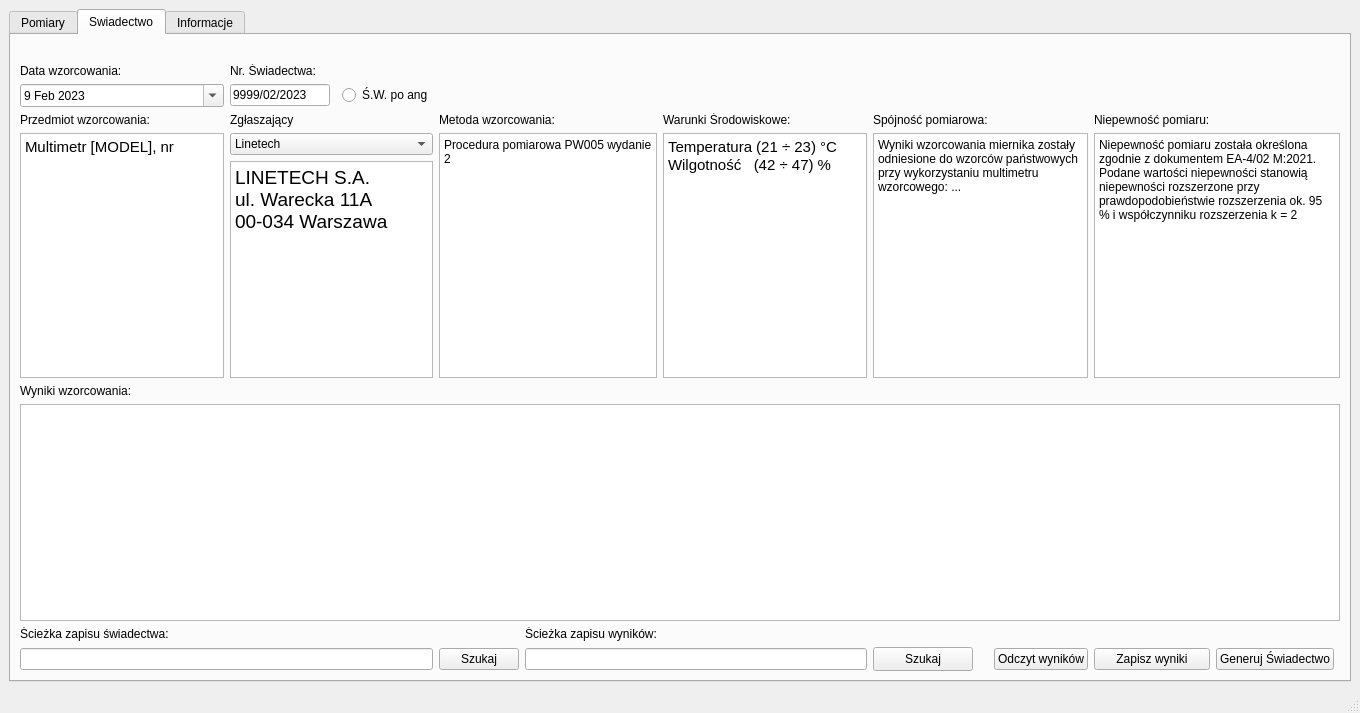
Old version of the form mainwindow.ui in the repository matekw26/WitasInzynierka.
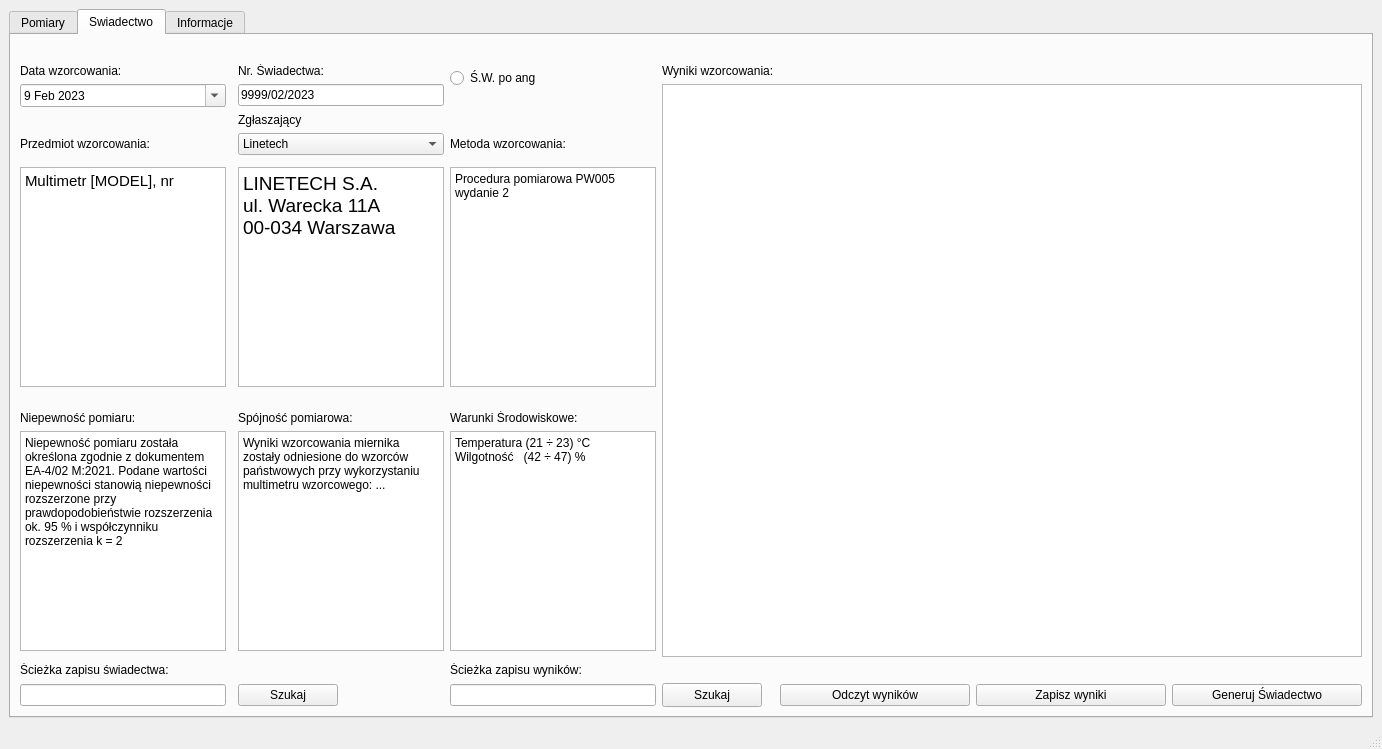
New version of the form. The open tabs and pages were chosen to show the change. Icons and pictures are not drawn.

Diff of the .ui file:
```diff
--- a/mainwindow.ui
+++ b/mainwindow.ui
@@ -6,8 +6,8 @@
    <rect>
     <x>0</x>
     <y>0</y>
-    <width>1360</width>
-    <height>713</height>
+    <width>1382</width>
+    <height>749</height>
    </rect>
   </property>
   <property name="windowTitle">
@@ -19,10 +19,10 @@
   </property>
   <widget class="QWidget" name="centralwidget">
    <layout class="QGridLayout" name="gridLayout_8">
-    <item row="0" column="0">
+    <item row="0" column="1">
      <widget class="QTabWidget" name="tabWidget">
       <property name="currentIndex">
-       <number>0</number>
+       <number>1</number>
       </property>
       <widget class="QWidget" name="Pomiary">
        <attribute name="title">
@@ -633,37 +633,70 @@
         <string>Swiadectwo</string>
        </attribute>
        <layout class="QGridLayout" name="gridLayout_7">
-        <item row="3" column="6">
-         <widget class="QLabel" name="label_28">
+        <item row="15" column="7">
+         <widget class="QPushButton" name="generuj_swiadectwo">
           <property name="text">
-           <string>Warunki Środowiskowe:</string>
+           <string>Generuj Świadectwo</string>
           </property>
          </widget>
         </item>
-        <item row="7" column="0" colspan="12">
-         <widget class="QTableWidget" name="wyniki_wzorcowania"/>
+        <item row="12" column="2">
+         <widget class="QTextEdit" name="spojnosc_pomiarowa">
+          <property name="html">
+           <string>&lt;!DOCTYPE HTML PUBLIC &quot;-//W3C//DTD HTML 4.0//EN&quot; &quot;http://www.w3.org/TR/REC-html40/strict.dtd&quot;&gt;
+&lt;html&gt;&lt;head&gt;&lt;meta name=&quot;qrichtext&quot; content=&quot;1&quot; /&gt;&lt;meta charset=&quot;utf-8&quot; /&gt;&lt;style type=&quot;text/css&quot;&gt;
+p, li { white-space: pre-wrap; }
+hr { height: 1px; border-width: 0; }
+li.unchecked::marker { content: &quot;\2610&quot;; }
+li.checked::marker { content: &quot;\2612&quot;; }
+&lt;/style&gt;&lt;/head&gt;&lt;body style=&quot; font-family:'Segoe UI'; font-size:9pt; font-weight:400; font-style:normal;&quot;&gt;
+&lt;p style=&quot; margin-top:0px; margin-bottom:0px; margin-left:0px; margin-right:0px; -qt-block-indent:0; text-indent:0px;&quot;&gt;Wyniki wzorcowania miernika zostały odniesione do wzorców państwowych przy wykorzystaniu multimetru wzorcowego: ...&lt;/p&gt;&lt;/body&gt;&lt;/html&gt;</string>
+          </property>
+         </widget>
         </item>
-        <item row="1" column="0">
-         <widget class="QLabel" name="label_2">
+        <item row="5" column="2">
+         <widget class="QComboBox" name="Wybor_zglaszajacy">
+          <item>
+           <property name="text">
+            <string>Linetech</string>
+           </property>
+          </item>
+          <item>
+           <property name="text">
+            <string>Hanza</string>
+           </property>
+          </item>
+          <item>
+           <property name="text">
+            <string>Hitachi</string>
+           </property>
+          </item>
+         </widget>
+        </item>
+        <item row="14" column="3">
+         <widget class="QLabel" name="label_35">
           <property name="text">
-           <string>Data wzorcowania:</string>
+           <string>Ścieżka zapisu wyników:</string>
           </property>
-          <property name="buddy">
-           <cstring>data_wzorcowania</cstring>
-          </property>
          </widget>
         </item>
-        <item row="1" column="1">
-         <widget class="QLabel" name="label_25">
+        <item row="15" column="2">
+         <widget class="QPushButton" name="SzukajSW">
+          <property name="maximumSize">
+           <size>
+            <width>100</width>
+            <height>16777215</height>
+           </size>
+          </property>
           <property name="text">
-           <string>Nr. Świadectwa:</string>
+           <string>Szukaj</string>
           </property>
-          <property name="buddy">
-           <cstring>numer_swiadectwa</cstring>
-          </property>
          </widget>
         </item>
-        <item row="0" column="0" colspan="11">
+        <item row="15" column="3">
+         <widget class="QLineEdit" name="sciezkaWynik_zapis"/>
+        </item>
+        <item row="0" column="0" colspan="8">
          <widget class="QLabel" name="label_7">
           <property name="text">
            <string/>
@@ -676,107 +709,43 @@
           </property>
          </widget>
         </item>
-        <item row="10" column="9">
+        <item row="7" column="0">
+         <widget class="QTextEdit" name="przedmiot_wzorcowania">
+          <property name="html">
+           <string>&lt;!DOCTYPE HTML PUBLIC &quot;-//W3C//DTD HTML 4.0//EN&quot; &quot;http://www.w3.org/TR/REC-html40/strict.dtd&quot;&gt;
+&lt;html&gt;&lt;head&gt;&lt;meta name=&quot;qrichtext&quot; content=&quot;1&quot; /&gt;&lt;meta charset=&quot;utf-8&quot; /&gt;&lt;style type=&quot;text/css&quot;&gt;
+p, li { white-space: pre-wrap; }
+hr { height: 1px; border-width: 0; }
+li.unchecked::marker { content: &quot;\2610&quot;; }
+li.checked::marker { content: &quot;\2612&quot;; }
+&lt;/style&gt;&lt;/head&gt;&lt;body style=&quot; font-family:'Segoe UI'; font-size:9pt; font-weight:400; font-style:normal;&quot;&gt;
+&lt;p style=&quot; margin-top:0px; margin-bottom:0px; margin-left:0px; margin-right:0px; -qt-block-indent:0; text-indent:0px;&quot;&gt;&lt;span style=&quot; font-size:11pt;&quot;&gt;Multimetr [MODEL], nr &lt;/span&gt;&lt;/p&gt;&lt;/body&gt;&lt;/html&gt;</string>
+          </property>
+         </widget>
+        </item>
+        <item row="15" column="6">
          <widget class="QPushButton" name="Zapisz_wynik">
           <property name="text">
            <string>Zapisz wyniki</string>
           </property>
          </widget>
         </item>
-        <item row="4" column="7" rowspan="2" colspan="2">
-         <widget class="QTextEdit" name="spojnosc_pomiarowa">
-          <property name="html">
-           <string>&lt;!DOCTYPE HTML PUBLIC &quot;-//W3C//DTD HTML 4.0//EN&quot; &quot;http://www.w3.org/TR/REC-html40/strict.dtd&quot;&gt;
-&lt;html&gt;&lt;head&gt;&lt;meta name=&quot;qrichtext&quot; content=&quot;1&quot; /&gt;&lt;meta charset=&quot;utf-8&quot; /&gt;&lt;style type=&quot;text/css&quot;&gt;
-p, li { white-space: pre-wrap; }
-hr { height: 1px; border-width: 0; }
-li.unchecked::marker { content: &quot;\2610&quot;; }
-li.checked::marker { content: &quot;\2612&quot;; }
-&lt;/style&gt;&lt;/head&gt;&lt;body style=&quot; font-family:'Segoe UI'; font-size:9pt; font-weight:400; font-style:normal;&quot;&gt;
-&lt;p style=&quot; margin-top:0px; margin-bottom:0px; margin-left:0px; margin-right:0px; -qt-block-indent:0; text-indent:0px;&quot;&gt;Wyniki wzorcowania miernika zostały odniesione do wzorców państwowych przy wykorzystaniu multimetru wzorcowego: ...&lt;/p&gt;&lt;/body&gt;&lt;/html&gt;</string>
-          </property>
-         </widget>
-        </item>
-        <item row="4" column="9" rowspan="2" colspan="3">
-         <widget class="QTextEdit" name="niepewnosc_pomiaru">
-          <property name="html">
-           <string>&lt;!DOCTYPE HTML PUBLIC &quot;-//W3C//DTD HTML 4.0//EN&quot; &quot;http://www.w3.org/TR/REC-html40/strict.dtd&quot;&gt;
-&lt;html&gt;&lt;head&gt;&lt;meta name=&quot;qrichtext&quot; content=&quot;1&quot; /&gt;&lt;meta charset=&quot;utf-8&quot; /&gt;&lt;style type=&quot;text/css&quot;&gt;
-p, li { white-space: pre-wrap; }
-hr { height: 1px; border-width: 0; }
-li.unchecked::marker { content: &quot;\2610&quot;; }
-li.checked::marker { content: &quot;\2612&quot;; }
-&lt;/style&gt;&lt;/head&gt;&lt;body style=&quot; font-family:'Segoe UI'; font-size:9pt; font-weight:400; font-style:normal;&quot;&gt;
-&lt;p style=&quot; margin-top:0px; margin-bottom:0px; margin-left:0px; margin-right:0px; -qt-block-indent:0; text-indent:0px;&quot;&gt;Niepewność pomiaru została określona zgodnie z dokumentem EA-4/02 M:2021. Podane wartości niepewności stanowią niepewności rozszerzone przy prawdopodobieństwie rozszerzenia ok. 95 % i współczynniku rozszerzenia k = 2&lt;/p&gt;&lt;/body&gt;&lt;/html&gt;</string>
-          </property>
-         </widget>
-        </item>
-        <item row="3" column="9">
-         <widget class="QLabel" name="label_31">
-          <property name="text">
-           <string>Niepewność pomiaru:</string>
-          </property>
-         </widget>
-        </item>
-        <item row="4" column="6" rowspan="2">
-         <widget class="QTextEdit" name="warunki_srodowiskowe">
-          <property name="html">
-           <string>&lt;!DOCTYPE HTML PUBLIC &quot;-//W3C//DTD HTML 4.0//EN&quot; &quot;http://www.w3.org/TR/REC-html40/strict.dtd&quot;&gt;
-&lt;html&gt;&lt;head&gt;&lt;meta name=&quot;qrichtext&quot; content=&quot;1&quot; /&gt;&lt;meta charset=&quot;utf-8&quot; /&gt;&lt;style type=&quot;text/css&quot;&gt;
-p, li { white-space: pre-wrap; }
-hr { height: 1px; border-width: 0; }
-li.unchecked::marker { content: &quot;\2610&quot;; }
-li.checked::marker { content: &quot;\2612&quot;; }
-&lt;/style&gt;&lt;/head&gt;&lt;body style=&quot; font-family:'Segoe UI'; font-size:9pt; font-weight:400; font-style:normal;&quot;&gt;
-&lt;p style=&quot; margin-top:0px; margin-bottom:0px; margin-left:0px; margin-right:0px; -qt-block-indent:0; text-indent:0px;&quot;&gt;&lt;span style=&quot; font-size:11pt;&quot;&gt;Temperatura (21 &lt;/span&gt;&lt;a name=&quot;char-node&quot;&gt;&lt;/a&gt;&lt;span style=&quot; font-family:'u0000'; font-size:11pt;&quot;&gt;÷&lt;/span&gt;&lt;span style=&quot; font-size:11pt;&quot;&gt; 23) °C&lt;/span&gt;&lt;/p&gt;
-&lt;p style=&quot; margin-top:0px; margin-bottom:0px; margin-left:0px; margin-right:0px; -qt-block-indent:0; text-indent:0px;&quot;&gt;&lt;span style=&quot; font-size:11pt;&quot;&gt;Wilgotność   (42 &lt;/span&gt;&lt;a name=&quot;char-node&quot;&gt;&lt;/a&gt;&lt;span style=&quot; font-family:'u0000'; font-size:11pt;&quot;&gt;÷&lt;/span&gt;&lt;span style=&quot; font-size:11pt;&quot;&gt; 47) %&lt;/span&gt;&lt;/p&gt;&lt;/body&gt;&lt;/html&gt;</string>
-          </property>
-         </widget>
-        </item>
-        <item row="10" column="10">
-         <widget class="QPushButton" name="generuj_swiadectwo">
-          <property name="text">
-           <string>Generuj Świadectwo</string>
-          </property>
-         </widget>
-        </item>
-        <item row="3" column="0">
-         <widget class="QLabel" name="label_26">
-          <property name="text">
-           <string>Przedmiot wzorcowania:</string>
-          </property>
-         </widget>
-        </item>
-        <item row="2" column="3">
-         <widget class="QRadioButton" name="ANG">
-          <property name="text">
-           <string>Ś.W. po ang</string>
-          </property>
-         </widget>
-        </item>
-        <item row="6" column="0">
-         <widget class="QLabel" name="label_33">
-          <property name="text">
-           <string>Wyniki wzorcowania:</string>
-          </property>
-         </widget>
-        </item>
-        <item row="3" column="7">
+        <item row="11" column="2">
          <widget class="QLabel" name="label_30">
           <property name="text">
            <string>Spójność pomiarowa:</string>
           </property>
          </widget>
         </item>
-        <item row="3" column="4" colspan="2">
-         <widget class="QLabel" name="label_27">
+        <item row="1" column="3" rowspan="2">
+         <widget class="QRadioButton" name="ANG">
           <property name="text">
-           <string>Metoda wzorcowania:</string>
+           <string>Ś.W. po ang</string>
           </property>
          </widget>
         </item>
-        <item row="4" column="4" rowspan="2" colspan="2">
-         <widget class="QTextEdit" name="metoda_wzorcowania">
+        <item row="12" column="3">
+         <widget class="QTextEdit" name="warunki_srodowiskowe">
           <property name="html">
            <string>&lt;!DOCTYPE HTML PUBLIC &quot;-//W3C//DTD HTML 4.0//EN&quot; &quot;http://www.w3.org/TR/REC-html40/strict.dtd&quot;&gt;
 &lt;html&gt;&lt;head&gt;&lt;meta name=&quot;qrichtext&quot; content=&quot;1&quot; /&gt;&lt;meta charset=&quot;utf-8&quot; /&gt;&lt;style type=&quot;text/css&quot;&gt;
@@ -785,22 +754,88 @@
 li.unchecked::marker { content: &quot;\2610&quot;; }
 li.checked::marker { content: &quot;\2612&quot;; }
 &lt;/style&gt;&lt;/head&gt;&lt;body style=&quot; font-family:'Segoe UI'; font-size:9pt; font-weight:400; font-style:normal;&quot;&gt;
-&lt;p style=&quot; margin-top:0px; margin-bottom:0px; margin-left:0px; margin-right:0px; -qt-block-indent:0; text-indent:0px;&quot;&gt;Procedura pomiarowa PW005 wydanie 2&lt;/p&gt;&lt;/body&gt;&lt;/html&gt;</string>
+&lt;p style=&quot; margin-top:0px; margin-bottom:0px; margin-left:0px; margin-right:0px; -qt-block-indent:0; text-indent:0px;&quot;&gt;Temperatura (21 &lt;a name=&quot;char-node&quot;&gt;&lt;/a&gt;&lt;span style=&quot; font-family:'u0000';&quot;&gt;÷&lt;/span&gt; 23) °C&lt;/p&gt;
+&lt;p style=&quot; margin-top:0px; margin-bottom:0px; margin-left:0px; margin-right:0px; -qt-block-indent:0; text-indent:0px;&quot;&gt;Wilgotność   (42 &lt;a name=&quot;char-node&quot;&gt;&lt;/a&gt;&lt;span style=&quot; font-family:'u0000';&quot;&gt;÷&lt;/span&gt; 47) %&lt;/p&gt;&lt;/body&gt;&lt;/html&gt;</string>
           </property>
          </widget>
         </item>
-        <item row="8" column="0">
+        <item row="15" column="0">
+         <widget class="QLineEdit" name="sciezkaSW_zapis">
+          <property name="minimumSize">
+           <size>
+            <width>0</width>
+            <height>0</height>
+           </size>
+          </property>
+         </widget>
+        </item>
+        <item row="14" column="0">
          <widget class="QLabel" name="label_34">
           <property name="text">
            <string>Ścieżka zapisu świadectwa:</string>
           </property>
          </widget>
         </item>
-        <item row="2" column="0">
+        <item row="11" column="0">
+         <widget class="QLabel" name="label_31">
+          <property name="text">
+           <string>Niepewność pomiaru:</string>
+          </property>
+         </widget>
+        </item>
+        <item row="7" column="2">
+         <widget class="QTextEdit" name="Zglaszajacy">
+          <property name="html">
+           <string>&lt;!DOCTYPE HTML PUBLIC &quot;-//W3C//DTD HTML 4.0//EN&quot; &quot;http://www.w3.org/TR/REC-html40/strict.dtd&quot;&gt;
+&lt;html&gt;&lt;head&gt;&lt;meta name=&quot;qrichtext&quot; content=&quot;1&quot; /&gt;&lt;meta charset=&quot;utf-8&quot; /&gt;&lt;style type=&quot;text/css&quot;&gt;
+p, li { white-space: pre-wrap; }
+hr { height: 1px; border-width: 0; }
+li.unchecked::marker { content: &quot;\2610&quot;; }
+li.checked::marker { content: &quot;\2612&quot;; }
+&lt;/style&gt;&lt;/head&gt;&lt;body style=&quot; font-family:'Segoe UI'; font-size:9pt; font-weight:400; font-style:normal;&quot;&gt;
+&lt;p style=&quot; margin-top:0px; margin-bottom:0px; margin-left:0px; margin-right:0px; -qt-block-indent:0; text-indent:0px;&quot;&gt;&lt;span style=&quot; font-family:'Times New Roman','serif'; font-size:14pt;&quot;&gt;LINETECH S.A.&lt;br /&gt;ul. Warecka 11A&lt;br /&gt;00-034 Warszawa&lt;/span&gt;&lt;/p&gt;&lt;/body&gt;&lt;/html&gt;</string>
+          </property>
+         </widget>
+        </item>
+        <item row="11" column="3">
+         <widget class="QLabel" name="label_28">
+          <property name="text">
+           <string>Warunki Środowiskowe:</string>
+          </property>
+         </widget>
+        </item>
+        <item row="12" column="0">
+         <widget class="QTextEdit" name="niepewnosc_pomiaru">
+          <property name="maximumSize">
+           <size>
+            <width>16777215</width>
+            <height>16777215</height>
+           </size>
+          </property>
+          <property name="html">
+           <string>&lt;!DOCTYPE HTML PUBLIC &quot;-//W3C//DTD HTML 4.0//EN&quot; &quot;http://www.w3.org/TR/REC-html40/strict.dtd&quot;&gt;
+&lt;html&gt;&lt;head&gt;&lt;meta name=&quot;qrichtext&quot; content=&quot;1&quot; /&gt;&lt;meta charset=&quot;utf-8&quot; /&gt;&lt;style type=&quot;text/css&quot;&gt;
+p, li { white-space: pre-wrap; }
+hr { height: 1px; border-width: 0; }
+li.unchecked::marker { content: &quot;\2610&quot;; }
+li.checked::marker { content: &quot;\2612&quot;; }
+&lt;/style&gt;&lt;/head&gt;&lt;body style=&quot; font-family:'Segoe UI'; font-size:9pt; font-weight:400; font-style:normal;&quot;&gt;
+&lt;p style=&quot; margin-top:0px; margin-bottom:0px; margin-left:0px; margin-right:0px; -qt-block-indent:0; text-indent:0px;&quot;&gt;Niepewność pomiaru została określona zgodnie z dokumentem EA-4/02 M:2021. Podane wartości niepewności stanowią niepewności rozszerzone przy prawdopodobieństwie rozszerzenia ok. 95 % i współczynniku rozszerzenia k = 2&lt;/p&gt;&lt;/body&gt;&lt;/html&gt;</string>
+          </property>
+         </widget>
+        </item>
+        <item row="4" column="2">
+         <widget class="QLabel" name="label_11">
+          <property name="text">
+           <string>Zgłaszający</string>
+          </property>
+         </widget>
+        </item>
+        <item row="2" column="0" rowspan="2">
          <widget class="QDateEdit" name="data_wzorcowania">
           <property name="dateTime">
            <datetime>
-            <hour>22</hour>
+            <hour>21</hour>
             <minute>0</minute>
             <second>0</second>
             <year>2023</year>
@@ -813,7 +848,30 @@
           </property>
          </widget>
         </item>
-        <item row="2" column="1">
+        <item row="1" column="2">
+         <widget class="QLabel" name="label_25">
+          <property name="text">
+           <string>Nr. Świadectwa:</string>
+          </property>
+          <property name="buddy">
+           <cstring>numer_swiadectwa</cstring>
+          </property>
+         </widget>
+        </item>
+        <item row="15" column="5">
+         <widget class="QPushButton" name="odczyt_wynikow">
+          <property name="maximumSize">
+           <size>
+            <width>16777215</width>
+            <height>16777215</height>
+           </size>
+          </property>
+          <property name="text">
+           <string>Odczyt wyników</string>
+          </property>
+         </widget>
+        </item>
+        <item row="2" column="2" rowspan="2">
          <widget class="QLineEdit" name="numer_swiadectwa">
           <property name="text">
            <string>9999/02/2023</string>
@@ -823,20 +881,7 @@
           </property>
          </widget>
         </item>
-        <item row="10" column="8">
-         <widget class="QPushButton" name="odczyt_wynikow">
-          <property name="maximumSize">
-           <size>
-            <width>16777215</width>
-            <height>16777215</height>
-           </size>
-          </property>
-          <property name="text">
-           <string>Odczyt wyników</string>
-          </property>
-         </widget>
-        </item>
-        <item row="10" column="7">
+        <item row="15" column="4">
          <widget class="QPushButton" name="SzukajWynikow">
           <property name="enabled">
            <bool>true</bool>
@@ -867,28 +912,18 @@
           </property>
          </widget>
         </item>
-        <item row="8" column="5">
-         <widget class="QLabel" name="label_35">
+        <item row="1" column="0">
+         <widget class="QLabel" name="label_2">
           <property name="text">
-           <string>Ścieżka zapisu wyników:</string>
+           <string>Data wzorcowania:</string>
           </property>
-         </widget>
-        </item>
-        <item row="10" column="4">
-         <widget class="QPushButton" name="SzukajSW">
-          <property name="text">
-           <string>Szukaj</string>
+          <property name="buddy">
+           <cstring>data_wzorcowania</cstring>
           </property>
          </widget>
         </item>
-        <item row="10" column="0" colspan="4">
-         <widget class="QLineEdit" name="sciezkaSW_zapis"/>
-        </item>
-        <item row="10" column="5" colspan="2">
-         <widget class="QLineEdit" name="sciezkaWynik_zapis"/>
-        </item>
-        <item row="4" column="0" rowspan="2">
-         <widget class="QTextEdit" name="przedmiot_wzorcowania">
+        <item row="7" column="3">
+         <widget class="QTextEdit" name="metoda_wzorcowania">
           <property name="html">
            <string>&lt;!DOCTYPE HTML PUBLIC &quot;-//W3C//DTD HTML 4.0//EN&quot; &quot;http://www.w3.org/TR/REC-html40/strict.dtd&quot;&gt;
 &lt;html&gt;&lt;head&gt;&lt;meta name=&quot;qrichtext&quot; content=&quot;1&quot; /&gt;&lt;meta charset=&quot;utf-8&quot; /&gt;&lt;style type=&quot;text/css&quot;&gt;
@@ -897,47 +932,38 @@
 li.unchecked::marker { content: &quot;\2610&quot;; }
 li.checked::marker { content: &quot;\2612&quot;; }
 &lt;/style&gt;&lt;/head&gt;&lt;body style=&quot; font-family:'Segoe UI'; font-size:9pt; font-weight:400; font-style:normal;&quot;&gt;
-&lt;p style=&quot; margin-top:0px; margin-bottom:0px; margin-left:0px; margin-right:0px; -qt-block-indent:0; text-indent:0px;&quot;&gt;&lt;span style=&quot; font-size:11pt;&quot;&gt;Multimetr [MODEL], nr &lt;/span&gt;&lt;/p&gt;&lt;/body&gt;&lt;/html&gt;</string>
+&lt;p style=&quot; margin-top:0px; margin-bottom:0px; margin-left:0px; margin-right:0px; -qt-block-indent:0; text-indent:0px;&quot;&gt;Procedura pomiarowa PW005 wydanie 2&lt;/p&gt;&lt;/body&gt;&lt;/html&gt;</string>
           </property>
          </widget>
         </item>
-        <item row="5" column="1" colspan="3">
-         <widget class="QTextEdit" name="Zglaszajacy">
-          <property name="html">
-           <string>&lt;!DOCTYPE HTML PUBLIC &quot;-//W3C//DTD HTML 4.0//EN&quot; &quot;http://www.w3.org/TR/REC-html40/strict.dtd&quot;&gt;
-&lt;html&gt;&lt;head&gt;&lt;meta name=&quot;qrichtext&quot; content=&quot;1&quot; /&gt;&lt;meta charset=&quot;utf-8&quot; /&gt;&lt;style type=&quot;text/css&quot;&gt;
-p, li { white-space: pre-wrap; }
-hr { height: 1px; border-width: 0; }
-li.unchecked::marker { content: &quot;\2610&quot;; }
-li.checked::marker { content: &quot;\2612&quot;; }
-&lt;/style&gt;&lt;/head&gt;&lt;body style=&quot; font-family:'Segoe UI'; font-size:9pt; font-weight:400; font-style:normal;&quot;&gt;
-&lt;p style=&quot; margin-top:0px; margin-bottom:0px; margin-left:0px; margin-right:0px; -qt-block-indent:0; text-indent:0px;&quot;&gt;&lt;span style=&quot; font-family:'Times New Roman','serif'; font-size:14pt;&quot;&gt;LINETECH S.A.&lt;br /&gt;ul. Warecka 11A&lt;br /&gt;00-034 Warszawa&lt;/span&gt;&lt;/p&gt;&lt;/body&gt;&lt;/html&gt;</string>
+        <item row="1" column="4">
+         <widget class="QLabel" name="label_33">
+          <property name="text">
+           <string>Wyniki wzorcowania:</string>
           </property>
          </widget>
         </item>
-        <item row="4" column="1" colspan="3">
-         <widget class="QComboBox" name="Wybor_zglaszajacy">
-          <item>
-           <property name="text">
-            <string>Linetech</string>
-           </property>
-          </item>
-          <item>
-           <property name="text">
-            <string>Hanza</string>
-           </property>
-          </item>
-          <item>
-           <property name="text">
-            <string>Hitachi</string>
-           </property>
-          </item>
+        <item row="2" column="4" rowspan="12" colspan="4">
+         <widget class="QTableWidget" name="wyniki_wzorcowania">
+          <property name="minimumSize">
+           <size>
+            <width>700</width>
+            <height>400</height>
+           </size>
+          </property>
          </widget>
         </item>
-        <item row="3" column="1">
-         <widget class="QLabel" name="label_11">
+        <item row="5" column="3">
+         <widget class="QLabel" name="label_27">
           <property name="text">
-           <string>Zgłaszający</string>
+           <string>Metoda wzorcowania:</string>
+          </property>
+         </widget>
+        </item>
+        <item row="5" column="0">
+         <widget class="QLabel" name="label_26">
+          <property name="text">
+           <string>Przedmiot wzorcowania:</string>
           </property>
          </widget>
         </item>
@@ -999,7 +1025,7 @@
     <rect>
      <x>0</x>
      <y>0</y>
-     <width>1360</width>
+     <width>1382</width>
      <height>21</height>
     </rect>
    </property>
```
